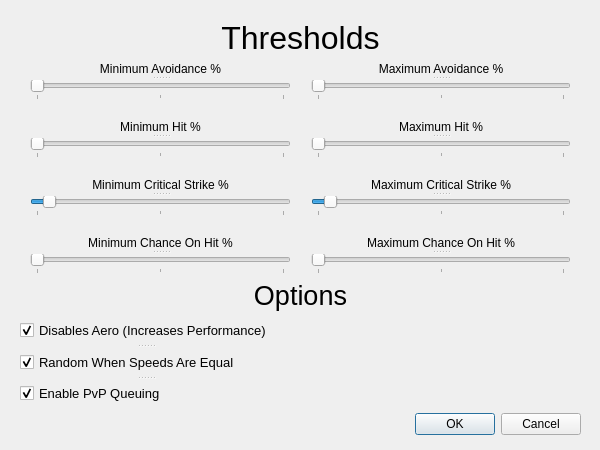
Before: the Qt Designer form WoWPetBattler/Preferences.ui in Elegant996/WoWPetBattler, drawn with Qt 5.
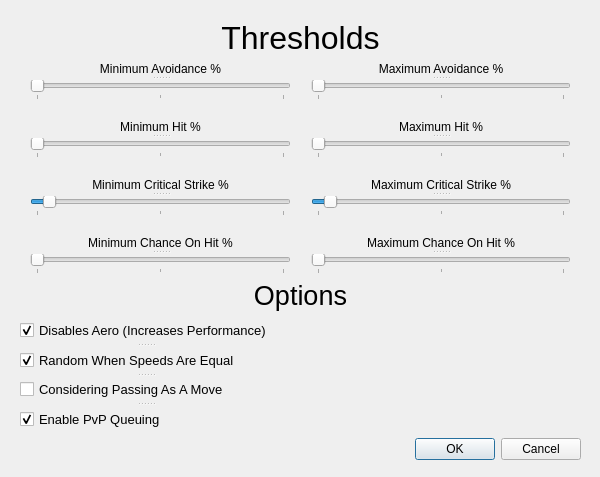
After: the same form once the commit is applied.

Commit message: Fixed another AI bug dealing with priority. Fixed script 657, was applying aura for 9 rounds instead of 5. Implemented QSettings for Preferences.

```diff
--- a/WoWPetBattler/Preferences.ui
+++ b/WoWPetBattler/Preferences.ui
@@ -7,13 +7,13 @@
     <x>0</x>
     <y>0</y>
     <width>600</width>
-    <height>450</height>
+    <height>477</height>
    </rect>
   </property>
   <property name="minimumSize">
    <size>
     <width>430</width>
-    <height>0</height>
+    <height>440</height>
    </size>
   </property>
   <property name="baseSize">
@@ -31,7 +31,7 @@
      <x>10</x>
      <y>10</y>
      <width>581</width>
-     <height>435</height>
+     <height>460</height>
     </rect>
    </property>
    <layout class="QGridLayout" name="gridLayout">
@@ -123,6 +123,20 @@
         <bool>true</bool>
        </property>
       </widget>
+      <widget class="QCheckBox" name="passingCheckBox">
+       <property name="font">
+        <font>
+         <family>MS Shell Dlg 2</family>
+         <pointsize>10</pointsize>
+        </font>
+       </property>
+       <property name="text">
+        <string>Considering Passing As A Move</string>
+       </property>
+       <property name="checked">
+        <bool>false</bool>
+       </property>
+      </widget>
       <widget class="QCheckBox" name="PvPCheckBox">
        <property name="font">
         <font>
```
Left out of the diff: 82 changed lines with no effect on the pictures. The commit also changes 12 other files.
